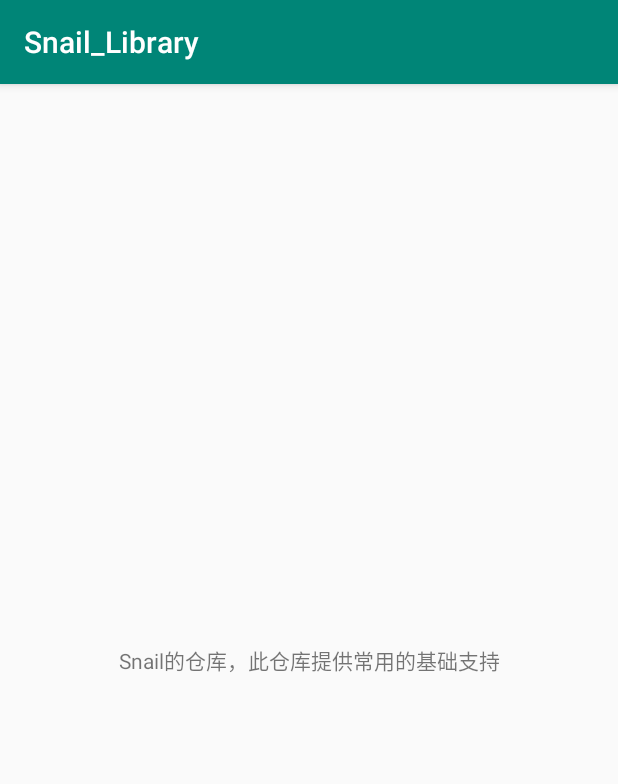
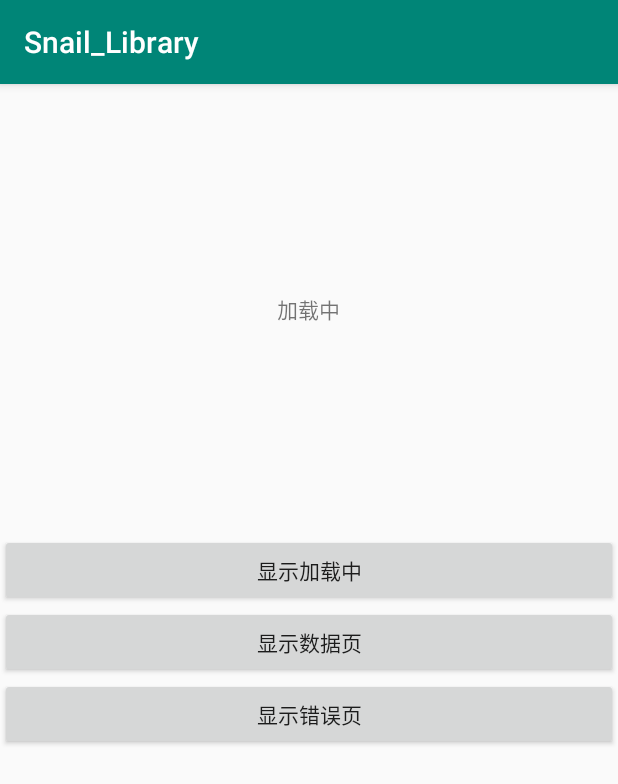
Before and after one commit to S-Snail/Snail_Library, an Android app: the screen it shows after launch (MainActivity), on a phone screen of 412 x 824 dp. Shown: the top 784 px of the screen. Run offline under Robolectric (Android 15) with nearby library versions, the phone set to English and light mode, and no system bars.

Commit message:
添加LoadingView

```diff
--- a/app/build.gradle
+++ b/app/build.gradle
@@ -66,6 +66,7 @@ dependencies {
     implementation 'androidx.appcompat:appcompat:1.1.0'
     implementation 'androidx.constraintlayout:constraintlayout:1.1.3'
     implementation project(path: ':base')
+    implementation project(path: ':base_libs')
     testImplementation 'junit:junit:4.12'
     androidTestImplementation 'androidx.test.ext:junit:1.1.1'
     androidTestImplementation 'androidx.test.espresso:espresso-core:3.2.0'
--- a/app/src/main/java/com/example/snail_library/MainActivity.java
+++ b/app/src/main/java/com/example/snail_library/MainActivity.java
@@ -1,17 +1,33 @@
 package com.example.snail_library;
 
 import android.os.Bundle;
+import android.view.View;
 
+import com.example.base_libs.widgets.loading.LoadingLayout;
 import com.zixiu.base.TestRepositoryUtil;
 
 import androidx.appcompat.app.AppCompatActivity;
 
 public class MainActivity extends AppCompatActivity {
 
+    private LoadingLayout loadingLayout;
+
     @Override
     protected void onCreate(Bundle savedInstanceState) {
         super.onCreate(savedInstanceState);
         setContentView(R.layout.activity_main);
-        TestRepositoryUtil.log("test");
+        loadingLayout = findViewById(R.id.loadingLayout);
+    }
+
+    public void showLoading(View view) {
+        loadingLayout.showLoading();
+    }
+
+    public void showData(View view) {
+        loadingLayout.showData();
+    }
+
+    public void showError(View view) {
+        loadingLayout.showLoadError();
     }
 }
--- a/app/src/main/res/layout/activity_main.xml
+++ b/app/src/main/res/layout/activity_main.xml
@@ -1,18 +1,49 @@
 <?xml version="1.0" encoding="utf-8"?>
-<androidx.constraintlayout.widget.ConstraintLayout xmlns:android="http://schemas.android.com/apk/res/android"
+<LinearLayout xmlns:android="http://schemas.android.com/apk/res/android"
     xmlns:app="http://schemas.android.com/apk/res-auto"
     xmlns:tools="http://schemas.android.com/tools"
     android:layout_width="match_parent"
     android:layout_height="match_parent"
+    android:orientation="vertical"
     tools:context=".MainActivity">
 
-    <TextView
-        android:layout_width="wrap_content"
+
+    <com.example.base_libs.widgets.loading.LoadingLayout
+        android:id="@+id/loadingLayout"
+        android:layout_width="match_parent"
+        android:layout_height="300dp">
+
+        <LinearLayout
+            android:layout_width="match_parent"
+            android:layout_height="300dp"
+            android:background="#ff0000"
+            android:gravity="center">
+
+            <TextView
+                android:layout_width="wrap_content"
+                android:layout_height="wrap_content"
+                android:text="数据页面" />
+
+        </LinearLayout>
+
+    </com.example.base_libs.widgets.loading.LoadingLayout>
+
+    <Button
+        android:layout_width="match_parent"
         android:layout_height="wrap_content"
-        android:text="Snail的仓库，此仓库提供常用的基础支持"
-        app:layout_constraintBottom_toBottomOf="parent"
-        app:layout_constraintLeft_toLeftOf="parent"
-        app:layout_constraintRight_toRightOf="parent"
-        app:layout_constraintTop_toTopOf="parent" />
+        android:onClick="showLoading"
+        android:text="显示加载中" />
 
-</androidx.constraintlayout.widget.ConstraintLayout>
+    <Button
+        android:layout_width="match_parent"
+        android:layout_height="wrap_content"
+        android:onClick="showData"
+        android:text="显示数据页" />
+
+    <Button
+        android:layout_width="match_parent"
+        android:layout_height="wrap_content"
+        android:onClick="showError"
+        android:text="显示错误页" />
+
+</LinearLayout>
--- /dev/null
+++ b/base_libs/src/main/java/com/example/base_libs/widgets/loading/LoadingLayout.java
@@ -0,0 +1,69 @@
+package com.example.base_libs.widgets.loading;
+
+import android.content.Context;
+import android.util.AttributeSet;
+import android.view.View;
+import android.widget.FrameLayout;
+
+import androidx.annotation.NonNull;
+import androidx.annotation.Nullable;
+
+/**
+ * @Author Snail
+ * @Since 2021/3/3
+ */
+public class LoadingLayout extends FrameLayout {
+
+    private LoadingView loadingView;
+
+    public LoadingLayout(@NonNull Context context) {
+        this(context, null);
+    }
+
+    public LoadingLayout(@NonNull Context context, @Nullable AttributeSet attrs) {
+        this(context, attrs, 0);
+    }
+
+    public LoadingLayout(@NonNull Context context, @Nullable AttributeSet attrs, int defStyleAttr) {
+        super(context, attrs, defStyleAttr);
+
+    }
+
+
+    @Override
+    protected void onFinishInflate() {
+        super.onFinishInflate();
+        loadingView = new LoadingView(getContext());
+        addView(loadingView);
+        showLoading();
+    }
+
+    public void showData() {
+        setLoadingViewVisibility(View.GONE);
+    }
+
+    public void showLoading() {
+        setLoadingViewVisibility(View.VISIBLE);
+        loadingView.showLoading();
+    }
+
+    public void showLoadError() {
+        setLoadingViewVisibility(View.VISIBLE);
+        loadingView.showLoadingError();
+    }
+
+    private void setLoadingViewVisibility(int visibility) {
+        for (int i = 0; i < getChildCount(); i++) {
+            View child = getChildAt(i);
+            if (child instanceof LoadingView) {
+                child.setVisibility(visibility);
+            } else {
+                if (visibility == View.VISIBLE) {
+                    child.setVisibility(View.GONE);
+                } else {
+                    child.setVisibility(View.VISIBLE);
+                }
+            }
+        }
+    }
+}
--- /dev/null
+++ b/base_libs/src/main/java/com/example/base_libs/widgets/loading/LoadingView.java
@@ -0,0 +1,50 @@
+package com.example.base_libs.widgets.loading;
+
+import android.content.Context;
+import android.util.AttributeSet;
+import android.view.LayoutInflater;
+import android.view.View;
+import android.widget.LinearLayout;
+import android.widget.TextView;
+
+import androidx.annotation.Nullable;
+
+import com.example.base_libs.R;
+
+/**
+ * @Author Snail
+ * @Since 2021/3/3
+ */
+public class LoadingView extends LinearLayout {
+
+    private LinearLayout llLoading;
+    private LinearLayout llLoadError;
+
+    public LoadingView(Context context) {
+        this(context, null);
+    }
+
+    public LoadingView(Context context, @Nullable AttributeSet attrs) {
+        this(context, attrs, 0);
+    }
+
+    public LoadingView(Context context, @Nullable AttributeSet attrs, int defStyleAttr) {
+        super(context, attrs, defStyleAttr);
+        View loadingView = LayoutInflater.from(context).inflate(R.layout.loading_view, this);
+        llLoading = loadingView.findViewById(R.id.ll_loading);
+        llLoadError = loadingView.findViewById(R.id.ll_load_error);
+    }
+
+    //显示加载中
+    public void showLoading() {
+        llLoading.setVisibility(View.VISIBLE);
+        llLoadError.setVisibility(View.GONE);
+    }
+
+    //显示加载错误
+    public void showLoadingError() {
+        llLoading.setVisibility(View.GONE);
+        llLoadError.setVisibility(View.VISIBLE);
+    }
+
+}
--- /dev/null
+++ b/base_libs/src/main/res/layout/loading_view.xml
@@ -0,0 +1,45 @@
+<?xml version="1.0" encoding="utf-8"?>
+<LinearLayout xmlns:android="http://schemas.android.com/apk/res/android"
+    android:layout_width="match_parent"
+    android:layout_height="match_parent"
+    android:gravity="center"
+    android:orientation="vertical">
+
+    <!--  加载中  -->
+    <LinearLayout
+        android:id="@+id/ll_loading"
+        android:layout_width="match_parent"
+        android:layout_height="match_parent"
+        android:gravity="center"
+        android:visibility="gone">
+
+        <TextView
+            android:layout_width="wrap_content"
+            android:layout_height="wrap_content"
+            android:text="加载中" />
+
+    </LinearLayout>
+
+    <!--  加载失败  -->
+    <LinearLayout
+        android:id="@+id/ll_load_error"
+        android:layout_width="match_parent"
+        android:layout_height="match_parent"
+        android:gravity="center"
+        android:orientation="vertical">
+
+        <TextView
+            android:layout_width="wrap_content"
+            android:layout_height="wrap_content"
+            android:text="加载出错了" />
+
+        <Button
+            android:id="@+id/btn_retry"
+            android:layout_width="80dp"
+            android:layout_height="40dp"
+            android:text="点击重试" />
+
+    </LinearLayout>
+
+
+</LinearLayout>
--- a/base_libs/src/main/res/layout/wgt_cus_toast_bg_dark.xml
+++ b/base_libs/src/main/res/layout/wgt_cus_toast_bg_dark.xml
@@ -9,6 +9,6 @@
         android:layout_height="wrap_content"
         android:background="@drawable/cus_solid_black_r4"
         android:padding="10dp"
-        android:textColor="@color/zx_white" />
+        android:textColor="#ffffff" />
 
 </RelativeLayout>
```
